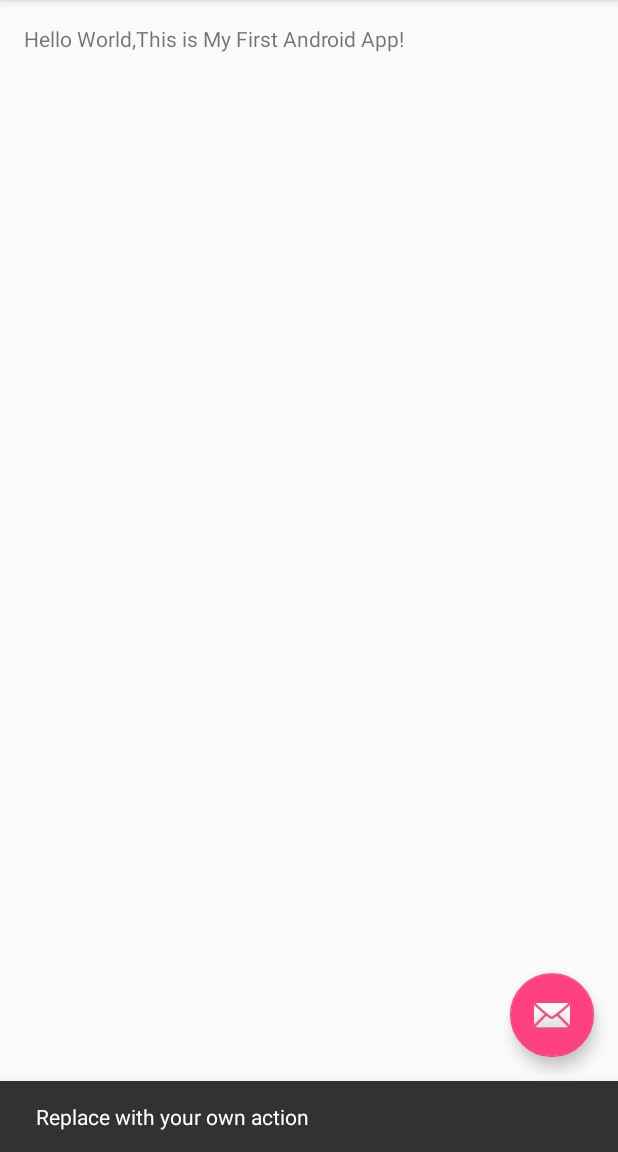
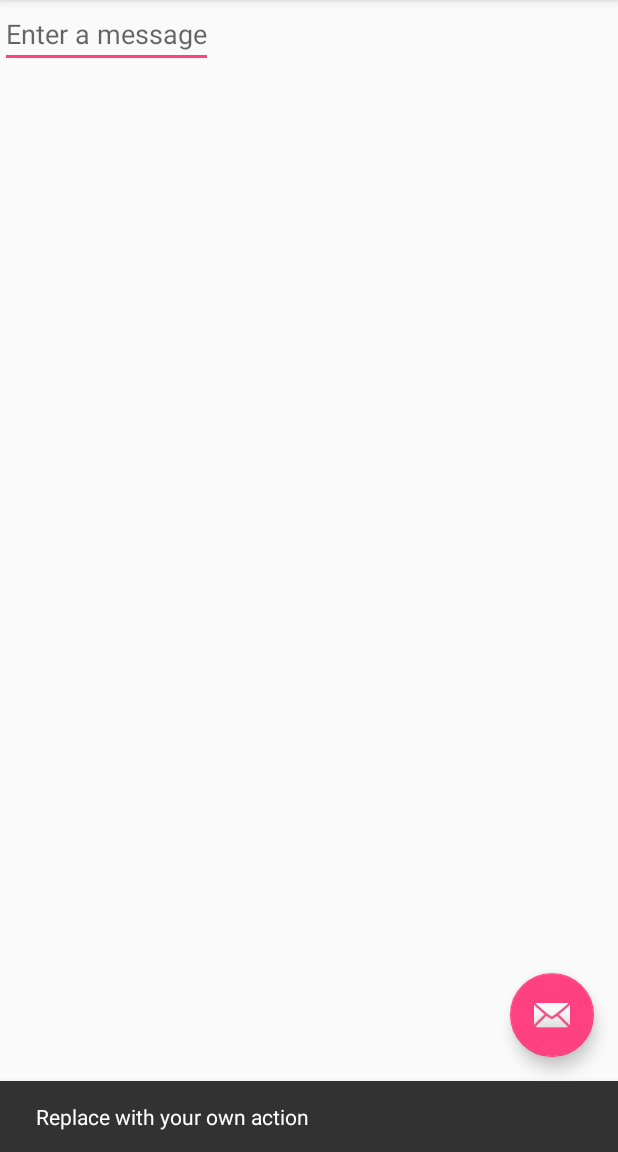
Before and after one commit to niasand/Android_Demo, an Android app: the screen it shows after launch (MyActivity), after a tap on an icon or button, on a phone screen of 412 x 824 dp, the part 84-1236 px from its top. Run offline under Robolectric (Android 15) with nearby library versions, the phone set to English and light mode, and no system bars.

Commit message:
删除textview，添加wrap_content，添加一个输入框

```diff
--- a/app/src/main/res/layout/content_my.xml
+++ b/app/src/main/res/layout/content_my.xml
@@ -1,19 +1,15 @@
 <?xml version="1.0" encoding="utf-8"?>
-<RelativeLayout xmlns:android="http://schemas.android.com/apk/res/android"
+<LinearLayout xmlns:android="http://schemas.android.com/apk/res/android"
     xmlns:app="http://schemas.android.com/apk/res-auto"
     xmlns:tools="http://schemas.android.com/tools"
     android:layout_width="match_parent"
     android:layout_height="match_parent"
-    android:paddingBottom="@dimen/activity_vertical_margin"
-    android:paddingLeft="@dimen/activity_horizontal_margin"
-    android:paddingRight="@dimen/activity_horizontal_margin"
-    android:paddingTop="@dimen/activity_vertical_margin"
     app:layout_behavior="@string/appbar_scrolling_view_behavior"
-    tools:context="com.demo.zhiwei.mydemo.MyActivity"
     tools:showIn="@layout/activity_my">
-
-    <TextView
+    <EditText android:id="@+id/edit_message"
         android:layout_width="wrap_content"
         android:layout_height="wrap_content"
-        android:text="Hello World,This is My First Android App!" />
-</RelativeLayout>
+        android:hint="@string/edit_message" />
+
+
+</LinearLayout>
--- a/app/src/main/res/values/strings.xml
+++ b/app/src/main/res/values/strings.xml
@@ -1,4 +1,6 @@
 <resources>
     <string name="app_name">MyDemo</string>
     <string name="action_settings">Settings</string>
+    <string name="edit_message">Enter a message</string>
+    <string name="button_send">Send</string>
 </resources>
```
